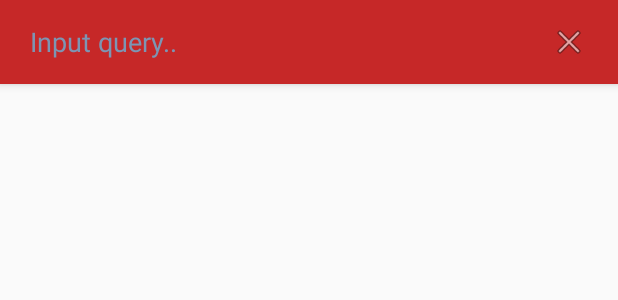
After one commit to LJAYMORI/AndrExampleImageList, an Android app: the layout appbar_search.xml on its own in the app's theme, with its tools: preview values and no code run, on a phone screen of 412 x 824 dp. The commit adds this screen. Shown: the top 300 px of the screen. Run offline under Robolectric (Android 15) with nearby library versions, the phone set to English and light mode, and no system bars.

Commit message:
WIP - Add a search box

```diff
--- a/app/src/main/AndroidManifest.xml
+++ b/app/src/main/AndroidManifest.xml
@@ -2,7 +2,7 @@
 <manifest xmlns:android="http://schemas.android.com/apk/res/android"
 	package="com.example.jonguk.andrexampleimagelist">
 
-  <uses-permission android:name="android.permission.INTERNET"/>
+	<uses-permission android:name="android.permission.INTERNET" />
 
 	<application
 		android:name=".common.application.MyApplication"
@@ -14,9 +14,9 @@
 		android:theme="@style/AppTheme">
 		<activity android:name=".screen.search_image.SearchImageActivity">
 			<intent-filter>
-        <action android:name="android.intent.action.MAIN"/>
+				<action android:name="android.intent.action.MAIN" />
 
-        <category android:name="android.intent.category.LAUNCHER"/>
+				<category android:name="android.intent.category.LAUNCHER" />
 			</intent-filter>
 		</activity>
 	</application>
--- a/app/src/main/res/layout/activity_main.xml
+++ b/app/src/main/res/layout/activity_main.xml
@@ -1,12 +1,18 @@
 <?xml version="1.0" encoding="utf-8"?>
-<RelativeLayout
-  xmlns:android="http://schemas.android.com/apk/res/android"
-  android:layout_width="match_parent"
-  android:layout_height="match_parent">
+<android.support.design.widget.CoordinatorLayout xmlns:android="http://schemas.android.com/apk/res/android"
+	xmlns:app="http://schemas.android.com/apk/res-auto"
+	xmlns:tools="http://schemas.android.com/tools"
+	android:id="@+id/coordinator_layout"
+	android:layout_width="match_parent"
+	android:layout_height="match_parent"
+	tools:context="com.example.jonguk.andrexampleimagelist.screen.search_image.SearchImageActivity">
 
-  <android.support.v7.widget.RecyclerView
-    android:id="@+id/recycler_view"
-    android:layout_width="match_parent"
-    android:layout_height="match_parent"/>
+	<android.support.v7.widget.RecyclerView
+		android:id="@+id/recycler_view"
+		android:layout_width="match_parent"
+		android:layout_height="match_parent"
+		app:layout_behavior="@string/appbar_scrolling_view_behavior" />
 
-</RelativeLayout>
+	<include layout="@layout/appbar_search" />
+
+</android.support.design.widget.CoordinatorLayout>
--- /dev/null
+++ b/app/src/main/res/layout/appbar_search.xml
@@ -0,0 +1,45 @@
+<?xml version="1.0" encoding="utf-8"?>
+<android.support.design.widget.AppBarLayout xmlns:android="http://schemas.android.com/apk/res/android"
+	xmlns:app="http://schemas.android.com/apk/res-auto"
+	android:id="@+id/appbar_layout"
+	android:layout_width="match_parent"
+	android:layout_height="?attr/actionBarSize">
+
+	<android.support.v7.widget.Toolbar
+		android:id="@+id/toolbar"
+		android:layout_width="match_parent"
+		android:layout_height="?attr/actionBarSize"
+		android:background="@color/colorPrimary"
+		app:contentInsetStartWithNavigation="0dp"
+		app:layout_scrollFlags="scroll|enterAlways" >
+
+		<LinearLayout
+			android:layout_width="match_parent"
+			android:layout_height="wrap_content"
+			android:gravity="center_vertical"
+			android:layout_marginLeft="20dp"
+			android:layout_marginRight="20dp">
+
+			<EditText
+				android:id="@+id/appbar_search_view"
+				android:layout_width="0dp"
+				android:layout_height="wrap_content"
+				android:layout_weight="1"
+				android:maxLines="1"
+				android:imeOptions="actionSearch"
+				android:background="@null"
+				android:textColor="@android:color/white"
+				android:textColorHint="@color/colorAccent"
+				android:hint="@string/search_hint"/>
+
+			<View
+				android:id="@+id/appbar_clear"
+				android:layout_width="25dp"
+				android:layout_height="25dp"
+				android:background="@android:drawable/ic_menu_close_clear_cancel"/>
+
+		</LinearLayout>
+
+	</android.support.v7.widget.Toolbar>
+
+</android.support.design.widget.AppBarLayout>
--- a/app/src/main/res/values/strings.xml
+++ b/app/src/main/res/values/strings.xml
@@ -1,3 +1,4 @@
 <resources>
   <string name="app_name">AndrExampleImageList</string>
+  <string name="search_hint">Input query..</string>
 </resources>
--- a/app/src/main/res/values/styles.xml
+++ b/app/src/main/res/values/styles.xml
@@ -1,7 +1,7 @@
 <resources>
 
 	<!-- Base application theme. -->
-  <style name="AppTheme" parent="Theme.AppCompat.Light.DarkActionBar">
+	<style name="AppTheme" parent="Theme.AppCompat.Light.NoActionBar">
 		<!-- Customize your theme here. -->
 		<item name="colorPrimary">@color/colorPrimary</item>
 		<item name="colorPrimaryDark">@color/colorPrimaryDark</item>
```
Lines whose indentation alone changed are shown as unchanged.
